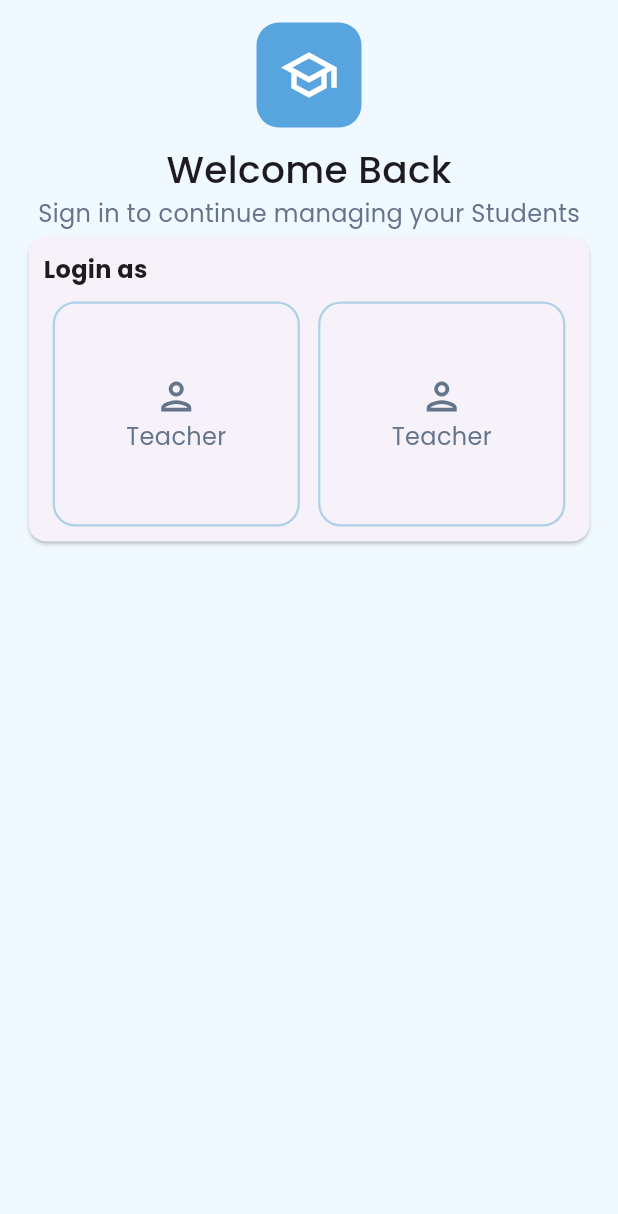
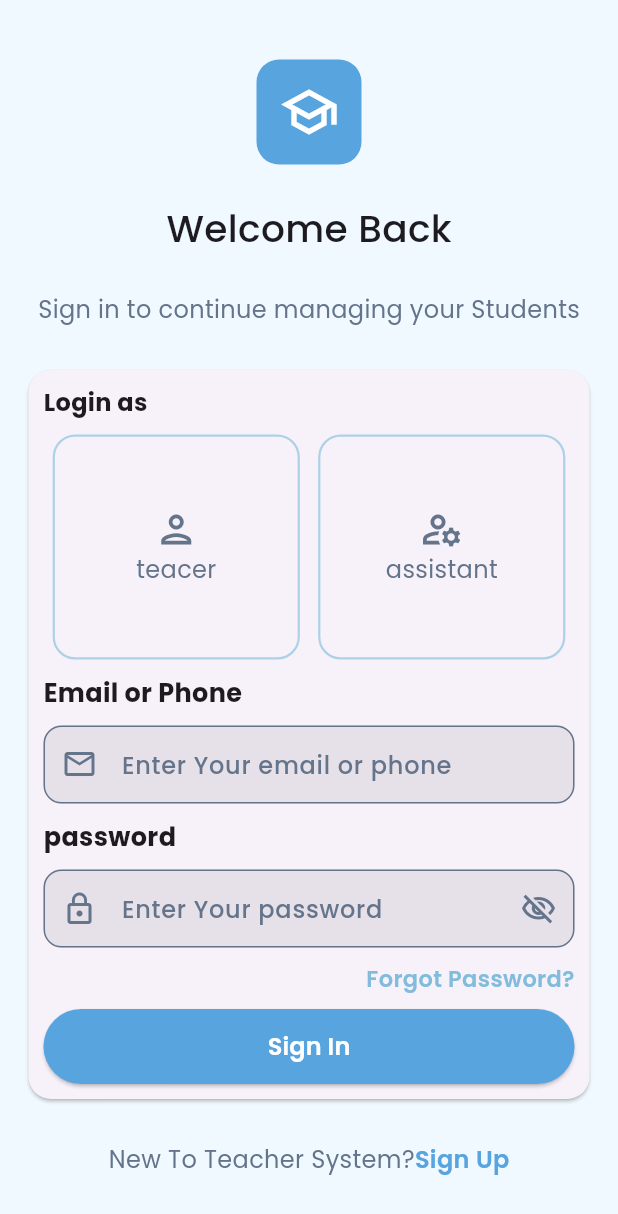
Before and after one commit to amrelmaadawy/teacher-system, a Flutter app: the screen it shows after launch, on a phone screen of 412 x 824 dp. Shown: the top 1214 px of the screen. Run offline on Flutter 3.47's test engine with Material 3 defaults, Android fonts, the phone set to English and light mode, and no system bars.

Commit message:
finish login view

```diff
--- a/lib/features/auth/presentation/views/login_view.dart
+++ b/lib/features/auth/presentation/views/login_view.dart
@@ -1,8 +1,17 @@
 import 'package:flutter/material.dart';
 import 'package:teacher_system/features/auth/presentation/widgets/custom_login_person.dart';
+import 'package:teacher_system/features/auth/presentation/widgets/custom_text_form_field.dart';
 
-class LoginView extends StatelessWidget {
+class LoginView extends StatefulWidget {
   const LoginView({super.key});
+
+  @override
+  State<LoginView> createState() => _LoginViewState();
+}
+
+class _LoginViewState extends State<LoginView> {
+  TextEditingController emailController = TextEditingController();
+  TextEditingController passwordController = TextEditingController();
 
   @override
   Widget build(BuildContext context) {
@@ -13,6 +22,7 @@ class LoginView extends StatelessWidget {
           child: Padding(
             padding: const EdgeInsets.all(15.0),
             child: Column(
+              mainAxisAlignment: MainAxisAlignment.spaceEvenly,
               children: [
                 Container(
                   width: 70,
@@ -27,7 +37,6 @@ class LoginView extends StatelessWidget {
                     size: 40,
                   ),
                 ),
-                SizedBox(height: 10),
                 Text(
                   'Welcome Back',
                   style: TextStyle(fontSize: 25, fontWeight: FontWeight.w500),
@@ -38,6 +47,9 @@ class LoginView extends StatelessWidget {
                   style: TextStyle(fontSize: 16, color: Color(0xff64748b)),
                 ),
                 Card(
+                  shape: RoundedRectangleBorder(
+                    borderRadius: BorderRadius.circular(15),
+                  ),
                   child: Padding(
                     padding: const EdgeInsets.all(10.0),
                     child: Column(
@@ -54,11 +66,103 @@ class LoginView extends StatelessWidget {
                         SizedBox(height: 10),
                         Row(
                           mainAxisAlignment: MainAxisAlignment.spaceAround,
-                          children: [CutsomLoginPerson(), CutsomLoginPerson()],
+                          children: [
+                            CutsomLoginPerson(
+                              title: 'teacer',
+                              icon: Icons.person_outlined,
+                            ),
+                            CutsomLoginPerson(
+                              title: 'assistant',
+                              icon: Icons.manage_accounts_outlined,
+                            ),
+                          ],
+                        ),
+                        SizedBox(height: 10),
+                        CustomTextFormField(
+                          prefixIcon: Icon(
+                            Icons.email_outlined,
+                            color: Color(0xff64748b),
+                          ),
+                          controller: emailController,
+                          text: 'Email or Phone',
+                          labelText: 'Enter Your email or phone',
+                          validator: (String? p1) {
+                            return null;
+                          },
+                          keyboardType: TextInputType.emailAddress,
+                        ),
+                        SizedBox(height: 10),
+                        CustomTextFormField(
+                          obscureText: true,
+                          suffixIcon: Icon(
+                            Icons.visibility_off_outlined,
+                            color: Color(0xff64748b),
+                          ),
+                          prefixIcon: Icon(
+                            Icons.lock_outline,
+                            color: Color(0xff64748b),
+                          ),
+                          controller: passwordController,
+                          text: 'password',
+                          labelText: 'Enter Your password',
+                          validator: (String? p1) {
+                            return null;
+                          },
+
+                          keyboardType: TextInputType.visiblePassword,
+                        ),
+                        SizedBox(height: 10),
+                        Align(
+                          alignment: Alignment.centerRight,
+                          child: Text(
+                            'Forgot Password?',
+                            style: TextStyle(
+                              color: Color(0xff82bcdd),
+                              fontWeight: FontWeight.w600,
+                              fontSize: 15,
+                            ),
+                          ),
+                        ),
+                        SizedBox(height: 10),
+                        SizedBox(
+                          width: double.infinity,
+                          height: 50,
+                          child: ElevatedButton(
+                            onPressed: () {},
+                            style: ElevatedButton.styleFrom(
+                              backgroundColor: Color(0xff57a4df),
+                            ),
+                            child: Text(
+                              'Sign In',
+                              style: TextStyle(
+                                color: Colors.white,
+                                fontWeight: FontWeight.w600,
+                                fontSize: 16,
+                              ),
+                            ),
+                          ),
                         ),
                       ],
                     ),
                   ),
+                ),
+
+                Row(
+                  mainAxisAlignment: MainAxisAlignment.center,
+                  children: [
+                    Text(
+                      'New To Teacher System?',
+                      style: TextStyle(color: Color(0xff64748b), fontSize: 16),
+                    ),
+                    Text(
+                      'Sign Up',
+                      style: TextStyle(
+                        color: Color(0xff57a4df),
+                        fontWeight: FontWeight.w600,
+                        fontSize: 16,
+                      ),
+                    ),
+                  ],
                 ),
               ],
             ),
--- a/lib/features/auth/presentation/widgets/custom_login_person.dart
+++ b/lib/features/auth/presentation/widgets/custom_login_person.dart
@@ -1,8 +1,9 @@
 import 'package:flutter/material.dart';
 
 class CutsomLoginPerson extends StatelessWidget {
-  const CutsomLoginPerson({super.key});
-
+  const CutsomLoginPerson({super.key, required this.title, required this.icon});
+  final String title;
+  final IconData icon;
   @override
   Widget build(BuildContext context) {
     return Container(
@@ -15,9 +16,9 @@ class CutsomLoginPerson extends StatelessWidget {
       child: Column(
         mainAxisAlignment: MainAxisAlignment.center,
         children: [
-          Icon(Icons.person_outlined, color: Color(0xff64748b), size: 30),
+          Icon(icon, color: Color(0xff64748b), size: 30),
           Text(
-            'Teacher',
+            title,
             style: TextStyle(color: Color(0xff64748b), fontSize: 16),
           ),
         ],
--- /dev/null
+++ b/lib/features/auth/presentation/widgets/custom_text_form_field.dart
@@ -0,0 +1,69 @@
+import 'package:flutter/material.dart';
+
+class CustomTextFormField extends StatelessWidget {
+  const CustomTextFormField({
+    super.key,
+    required this.controller,
+    required this.text,
+    required this.labelText,
+    required this.validator,
+    required this.keyboardType,
+    this.suffixIcon,
+    this.obscureText = false,
+    this.prefixIcon,
+  });
+
+  final TextEditingController controller;
+  final String text;
+  final String labelText;
+  final String? Function(String?) validator;
+  final TextInputType keyboardType;
+  final Widget? suffixIcon;
+  final Widget? prefixIcon;
+  final bool obscureText;
+  @override
+  Widget build(BuildContext context) {
+    final isDark = Theme.of(context).brightness == Brightness.dark;
+
+    return Column(
+      crossAxisAlignment: CrossAxisAlignment.start,
+      children: [
+        Text(text, style: TextStyle(fontSize: 17, fontWeight: FontWeight.bold)),
+        SizedBox(height: 10),
+        TextFormField(
+
+          obscureText: obscureText,
+          controller: controller,
+          validator: validator,
+          keyboardType: keyboardType,
+          cursorColor: Color(0xff57a4df),
+          decoration: InputDecoration(
+            prefixIcon: prefixIcon,
+            suffixIcon: suffixIcon,
+            labelText: labelText,
+            labelStyle: TextStyle(
+              color: Color(0xff64748b),
+              fontWeight: FontWeight.w500,
+            ),
+            filled: true,
+            contentPadding: const EdgeInsets.symmetric(
+              horizontal: 16,
+              vertical: 14,
+            ),
+            border: OutlineInputBorder(borderRadius: BorderRadius.circular(12)),
+            enabledBorder: OutlineInputBorder(
+              borderRadius: BorderRadius.circular(12),
+              borderSide: BorderSide(color: Color(0xff64748b)),
+            ),
+            focusedBorder: OutlineInputBorder(
+              borderRadius: BorderRadius.circular(12),
+              borderSide: BorderSide(
+                color: isDark ? Colors.black : Colors.white,
+              ),
+            ),
+          ),
+        ),
+      ],
+    );
+  }
+}
```
